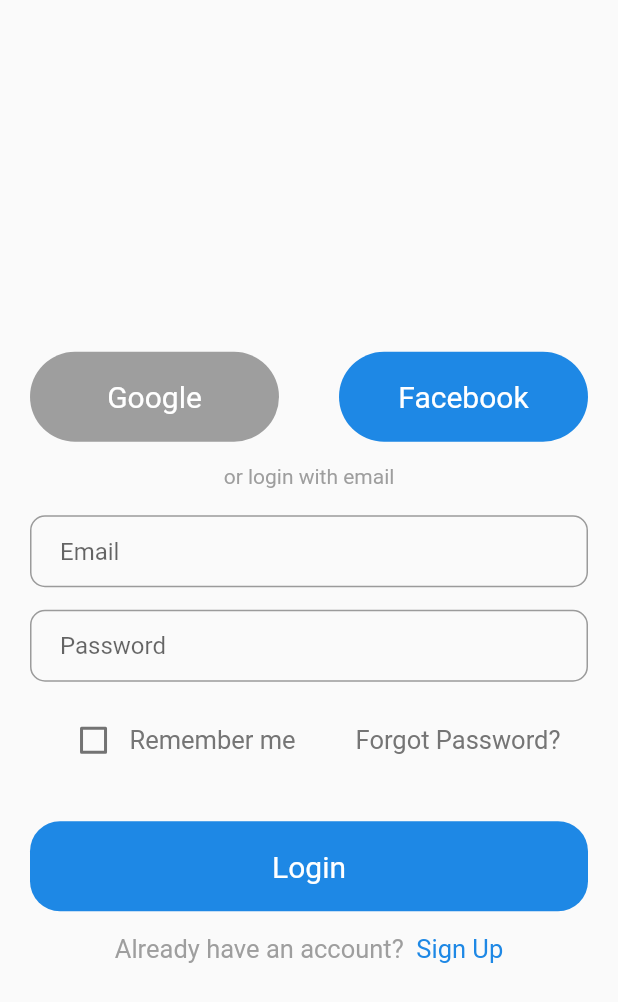
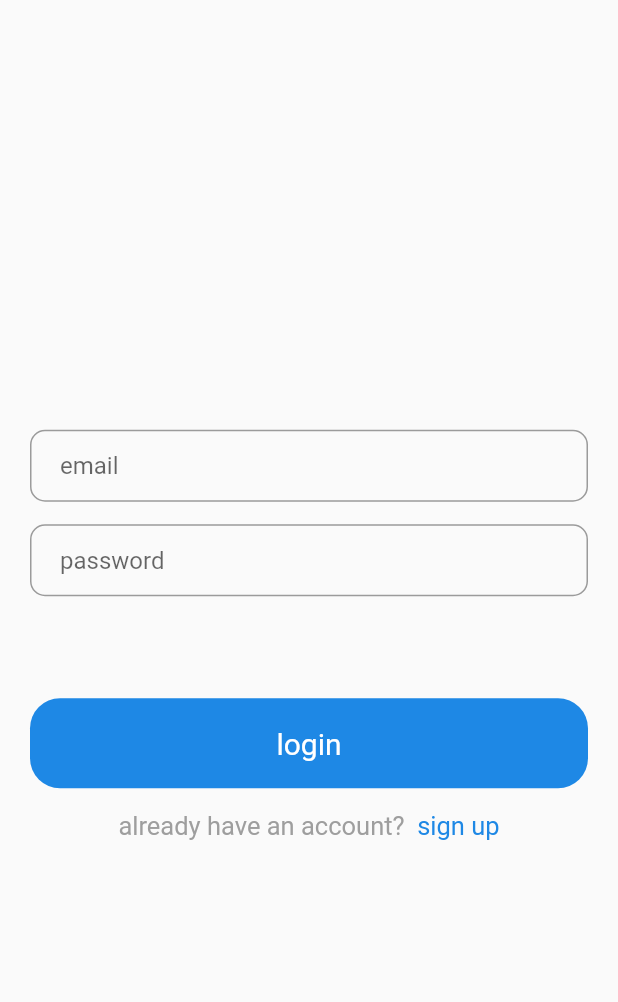
Before and after one commit to Andryut/my-community, a Flutter app: the screen it shows after launch, on a phone screen of 412 x 824 dp. Shown: the top 1002 px of the screen. Run offline on Flutter 3.47's test engine with Material 2 defaults, Android fonts, the phone set to English and light mode, and no system bars; our stand-ins replace cloud_firestore, firebase_auth, google_maps_flutter, location; accounts and stored records are empty.

Commit message:
doing some work on the login

```diff
--- a/my_community_app/lib/screens/auth/login_screen.dart
+++ b/my_community_app/lib/screens/auth/login_screen.dart
@@ -1,5 +1,6 @@
 import 'package:flutter/material.dart';
 import 'package:flutter/services.dart';
+import 'package:firebase_auth/firebase_auth.dart';
 
 class LoginScreen extends StatefulWidget {
   LoginScreen({Key key}) : super(key: key);
@@ -12,10 +13,17 @@ class _LoginScreenState extends State<LoginScreen> {
   final _currentEmail = TextEditingController();
   final _currentPassword = TextEditingController();
   bool _isChecked = false;
+  String _inputState = "";
 
   void onChanged(bool value) {
     setState(() {
       _isChecked = value;
+    });
+  }
+
+  void _handleSignInError() {
+    setState(() {
+      _inputState = "can't login with the provided credentials";
     });
   }
 
@@ -34,6 +42,7 @@ class _LoginScreenState extends State<LoginScreen> {
         child: SingleChildScrollView(
           child: Column(
             children: <Widget>[
+              /*
               Row(
                 mainAxisAlignment: MainAxisAlignment.center,
                 children: <Widget>[
@@ -103,7 +112,7 @@ class _LoginScreenState extends State<LoginScreen> {
                   ),
                 ],
               ),
-
+              */
               Padding(
                 padding:
                     const EdgeInsets.symmetric(horizontal: 20.0, vertical: 0.0),
@@ -112,7 +121,7 @@ class _LoginScreenState extends State<LoginScreen> {
                   keyboardType: TextInputType.emailAddress,
                   autofocus: false,
                   decoration: InputDecoration(
-                    hintText: 'Email',
+                    hintText: 'email',
                     contentPadding: EdgeInsets.fromLTRB(20.0, 10.0, 20.0, 10.0),
                     border: OutlineInputBorder(
                         borderRadius: BorderRadius.circular(10.0)),
@@ -134,17 +143,18 @@ class _LoginScreenState extends State<LoginScreen> {
                   autofocus: false,
                   obscureText: true,
                   decoration: InputDecoration(
-                    hintText: 'Password',
+                    hintText: 'password',
                     contentPadding: EdgeInsets.fromLTRB(20.0, 10.0, 20.0, 10.0),
                     border: OutlineInputBorder(
                         borderRadius: BorderRadius.circular(10.0)),
                   ),
                 ),
               ), //passwordField
-
+              /*
               SizedBox(
                 height: 15.0,
               ),
+
               Row(
                 mainAxisAlignment: MainAxisAlignment.center,
                 children: <Widget>[
@@ -181,7 +191,18 @@ class _LoginScreenState extends State<LoginScreen> {
                   ),
                 ],
               ),
-
+              */
+              Padding(
+                padding: const EdgeInsets.only(bottom: 18.0),
+                child: Text(
+                  _inputState,
+                  style: TextStyle(
+                    fontSize: 17.0,
+                    color: Colors.red,
+                    fontWeight: FontWeight.normal,
+                  ),
+                ),
+              ),
               Row(
                 mainAxisAlignment: MainAxisAlignment.center,
                 children: <Widget>[
@@ -191,8 +212,25 @@ class _LoginScreenState extends State<LoginScreen> {
                           left: 20.0, right: 20.0, top: 30.0),
                       child: GestureDetector(
                         onTap: () {
-                          if(true) {
-                            Navigator.pushNamed(context, 'home-screen');
+                          if (_currentEmail.text != '' &&
+                              _currentEmail.text != '') {
+                            try {
+                              FirebaseAuth.instance
+                                  .signInWithEmailAndPassword(
+                                      email: _currentEmail.text,
+                                      password: _currentPassword.text)
+                                  .then((user) => Navigator.pushNamed(
+                                      context, 'home-screen'))
+                                  .catchError(() => _handleSignInError());
+                            } catch (error) {
+                              _handleSignInError();
+                            } finally {
+                              _handleSignInError();
+                            }
+                          } else {
+                            setState(() {
+                              _inputState = 'email and password needed';
+                            });
                           }
                         },
                         child: Container(
@@ -203,7 +241,7 @@ class _LoginScreenState extends State<LoginScreen> {
                             borderRadius: BorderRadius.circular(20.0),
                           ),
                           child: Text(
-                            "Login",
+                            "login",
                             style:
                                 TextStyle(fontSize: 20.0, color: Colors.white),
                           ),
@@ -222,7 +260,7 @@ class _LoginScreenState extends State<LoginScreen> {
                     Padding(
                       padding: const EdgeInsets.only(bottom: 18.0),
                       child: Text(
-                        "Already have an account?  ",
+                        "already have an account?  ",
                         style: TextStyle(
                             fontSize: 17.0,
                             color: Colors.grey,
@@ -237,7 +275,7 @@ class _LoginScreenState extends State<LoginScreen> {
                         child: Padding(
                           padding: const EdgeInsets.only(bottom: 18.0),
                           child: Text(
-                            "Sign Up",
+                            "sign up",
                             style: TextStyle(
                                 fontSize: 17.0,
                                 color: Colors.blue[600],
```
